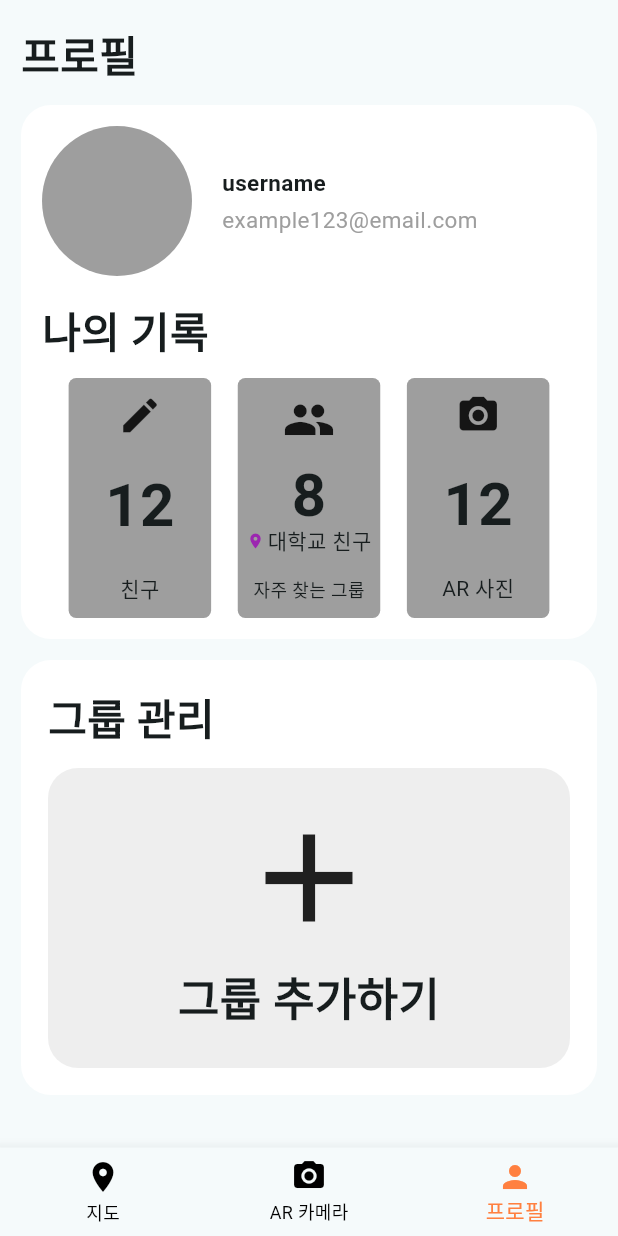
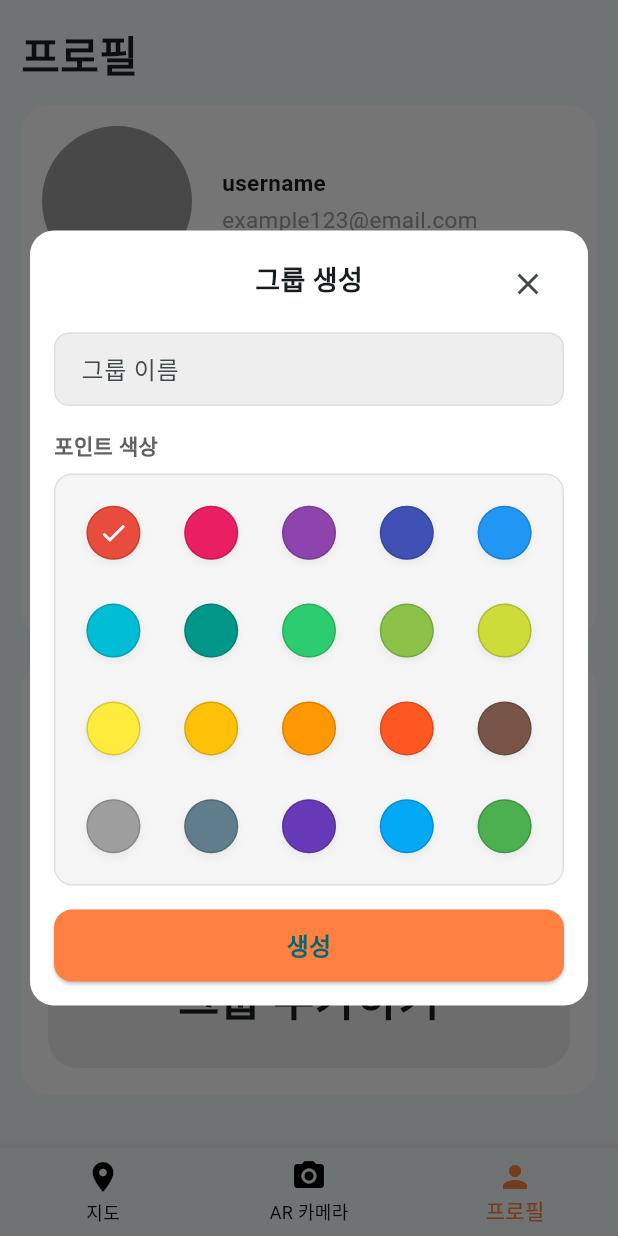
Before and after one commit to bebiv0212/ar_travel_diary_app, a Flutter app: the screen it shows after launch, item 3 of the bottom bar chosen, after a tap on "그룹 추가하기", on a phone screen of 412 x 824 dp. Run offline on Flutter 3.47's test engine with Material 3 defaults, Android fonts, the phone set to English and light mode, and no system bars; our stand-ins replace flutter_secure_storage, geolocator; missing offline and left inert: kakao_map_plugin; accounts and stored records are empty.

Commit message:
그룹 추가, 생성 완성

```diff
--- a/lib/screens/profile_screen.dart
+++ b/lib/screens/profile_screen.dart
@@ -1,6 +1,7 @@
 import 'package:flutter/material.dart';
 import 'package:joljak/widgets/common_widgets/greybox.dart';
 import 'package:joljak/widgets/common_widgets/whitebox.dart';
+import 'package:joljak/widgets/profile_widgets/group_add_btn.dart';
 
 class ProfileScreen extends StatelessWidget {
   const ProfileScreen({super.key});
@@ -135,35 +136,7 @@ class ProfileScreen extends StatelessWidget {
                     const SizedBox(height: 12),
 
                     // 버튼은 Material + InkWell 권장 (리플/접근성)
-                    Material(
-                      color: Colors.transparent,
-                      borderRadius: BorderRadius.circular(20),
-                      child: InkWell(
-                        borderRadius: BorderRadius.circular(20),
-                        onTap: () {
-                          debugPrint('그룹추가하기 클릭');
-                        },
-                        child: Ink(
-                          width: double.infinity,
-                          height: 200,
-                          decoration: BoxDecoration(
-                            color: Colors.grey.shade200,
-                            borderRadius: BorderRadius.circular(20),
-                          ),
-                          child: Column(
-                            mainAxisAlignment: MainAxisAlignment.center,
-                            children: const [
-                              Icon(Icons.add, size: 100),
-                              SizedBox(height: 8),
-                              Text(
-                                '그룹 추가하기',
-                                style: TextStyle(fontWeight: FontWeight.bold, fontSize: 30),
-                              ),
-                            ],
-                          ),
-                        ),
-                      ),
-                    ),
+                    GroupAddBtn(),
                   ],
                 ),
               ),
--- /dev/null
+++ b/lib/widgets/profile_widgets/group_add_btn.dart
@@ -0,0 +1,59 @@
+import 'package:flutter/material.dart';
+import 'group_create_btn.dart';
+
+class GroupAddBtn extends StatelessWidget {
+  const GroupAddBtn({super.key});
+
+  @override
+  Widget build(BuildContext context) {
+    return Material(
+      color: Colors.transparent,
+      borderRadius: BorderRadius.circular(20),
+      child: InkWell(
+        borderRadius: BorderRadius.circular(20),
+        onTap: () async {
+          // 그룹 생성 모달 표시
+          final result = await showDialog<GroupCreateBtn>(
+            context: context,
+            barrierDismissible: true, // 바깥 터치로 닫기 허용 (원치 않으면 false)
+            builder: (_) => const GroupCreateBtn(),
+          );
+
+          if (result != null) {
+            // final api = GroupApi(); // 직접 만든 API 클래스
+            // final created = await api.create(
+            //   name: result.name,
+            //   colorHex: colorToHex(result.color),
+            // );
+            // if (context.mounted) {
+            //   ScaffoldMessenger.of(context).showSnackBar(
+            //     SnackBar(content: Text('그룹 "${created.name}" 생성 완료')),
+            //   );
+            // }
+            debugPrint("그룹 생성");
+          }
+
+        },
+        child: Ink(
+          width: double.infinity,
+          height: 200,
+          decoration: BoxDecoration(
+            color: Colors.grey.shade200,
+            borderRadius: BorderRadius.circular(20),
+          ),
+          child: Column(
+            mainAxisAlignment: MainAxisAlignment.center,
+            children: const [
+              Icon(Icons.add, size: 100),
+              SizedBox(height: 8),
+              Text(
+                '그룹 추가하기',
+                style: TextStyle(fontWeight: FontWeight.bold, fontSize: 30),
+              ),
+            ],
+          ),
+        ),
+      ),
+    );
+  }
+}
--- /dev/null
+++ b/lib/widgets/profile_widgets/group_create_btn.dart
@@ -0,0 +1,225 @@
+import 'package:flutter/material.dart';
+
+/// 다이얼로그에서 반환할 결과
+class GroupCreateResult {
+  final String name;
+  final Color color;
+  GroupCreateResult({required this.name, required this.color});
+}
+
+class GroupCreateBtn extends StatefulWidget {
+  const GroupCreateBtn({super.key});
+
+  @override
+  State<GroupCreateBtn> createState() => _GroupCreateBtnState();
+}
+
+class _GroupCreateBtnState extends State<GroupCreateBtn> {
+  final _nameCtrl = TextEditingController();
+  int _selected = 0;
+
+  // 사진처럼 20개 팔레트 (원하면 자유롭게 수정)
+  static const _palette = <Color>[
+    Color(0xFFE74C3C), // red
+    Color(0xFFE91E63), // pink
+    Color(0xFF8E44AD), // purple
+    Color(0xFF3F51B5), // indigo
+    Color(0xFF2196F3), // blue
+    Color(0xFF00BCD4), // cyan
+    Color(0xFF009688), // teal
+    Color(0xFF2ECC71), // green
+    Color(0xFF8BC34A), // light green
+    Color(0xFFCDDC39), // lime
+    Color(0xFFFFEB3B), // yellow
+    Color(0xFFFFC107), // amber
+    Color(0xFFFF9800), // orange
+    Color(0xFFFF5722), // deep orange
+    Color(0xFF795548), // brown
+    Color(0xFF9E9E9E), // grey
+    Color(0xFF607D8B), // blueGrey
+    Color(0xFF673AB7), // deepPurple
+    Color(0xFF03A9F4), // lightBlue
+    Color(0xFF4CAF50), // green2
+  ];
+
+  @override
+  void dispose() {
+    _nameCtrl.dispose();
+    super.dispose();
+  }
+
+  void _submit() {
+    // final name = _nameCtrl.text.trim();
+    // if (name.isEmpty) {
+    //   ScaffoldMessenger.of(context).showSnackBar(
+    //     const SnackBar(content: Text('그룹 이름을 입력해주세요')),
+    //   );
+    //   return;
+    // }
+    // Navigator.of(context).pop(
+    //   GroupCreateResult(name: name, color: _palette[_selected]),
+    // );
+    debugPrint('생성 버튼 클릭');
+  }
+
+  @override
+  Widget build(BuildContext context) {
+    // 중앙 모달(Dialog) 스타일
+    return Dialog(
+      insetPadding: const EdgeInsets.symmetric(horizontal: 20, vertical: 24),
+      backgroundColor: Colors.white,
+      shape: RoundedRectangleBorder(borderRadius: BorderRadius.circular(16)),
+      child: Padding(
+        padding: EdgeInsets.only(
+          left: 16,
+          right: 16,
+          top: 12,
+          bottom: 16 + MediaQuery.of(context).viewInsets.bottom, // 키보드 대응
+        ),
+        child: SingleChildScrollView(
+          child: Column(
+            mainAxisSize: MainAxisSize.min,
+            children: [
+              // 상단 타이틀 + X 버튼
+              Stack(
+                children: [
+                  const Align(
+                    alignment: Alignment.center,
+                    child: Padding(
+                      padding: EdgeInsets.symmetric(vertical: 8),
+                      child: Text(
+                        '그룹 생성',
+                        style: TextStyle(fontSize: 18, fontWeight: FontWeight.bold),
+                      ),
+                    ),
+                  ),
+                  Align(
+                    alignment: Alignment.centerRight,
+                    child: IconButton(
+                      icon: const Icon(Icons.close),
+                      onPressed: () => Navigator.of(context, rootNavigator: true).pop(),
+                    ),
+                  ),
+                ],
+              ),
+              const SizedBox(height: 8),
+
+              // 그룹 이름 입력 (회색 배경 느낌)
+              TextField(
+                controller: _nameCtrl,
+                decoration: InputDecoration(
+                  hintText: '그룹 이름',
+                  filled: true,
+                  fillColor: Colors.grey.shade200,
+                  border: OutlineInputBorder(
+                    borderSide: BorderSide(color: Colors.grey.shade300),
+                    borderRadius: BorderRadius.circular(10),
+                  ),
+                  enabledBorder: OutlineInputBorder(
+                    borderSide: BorderSide(color: Colors.grey.shade300),
+                    borderRadius: BorderRadius.circular(10),
+                  ),
+                  focusedBorder: OutlineInputBorder(
+                    borderSide: BorderSide(color: Theme.of(context).colorScheme.primary),
+                    borderRadius: BorderRadius.circular(10),
+                  ),
+                  contentPadding: const EdgeInsets.symmetric(horizontal: 14, vertical: 12),
+                ),
+                textInputAction: TextInputAction.next,
+                onSubmitted: (_) {}, // 필요 시
+              ),
+              const SizedBox(height: 16),
+
+              // 섹션 타이틀
+              Align(
+                alignment: Alignment.centerLeft,
+                child: Text(
+                  '포인트 색상',
+                  style: TextStyle(
+                    fontSize: 14,
+                    color: Colors.grey.shade700,
+                    fontWeight: FontWeight.w600,
+                  ),
+                ),
+              ),
+              const SizedBox(height: 8),
+
+              // 색상 선택 박스 (연한 배경 카드)
+              Container(
+                width: double.infinity,
+                padding: const EdgeInsets.all(12),
+                decoration: BoxDecoration(
+                  color: Colors.grey.shade100,
+                  borderRadius: BorderRadius.circular(12),
+                  border: Border.all(color: Colors.grey.shade300),
+                ),
+                child: GridView.builder(
+                  itemCount: _palette.length,
+                  shrinkWrap: true,
+                  physics: const NeverScrollableScrollPhysics(),
+                  gridDelegate: const SliverGridDelegateWithFixedCrossAxisCount(
+                    crossAxisCount: 5,
+                    crossAxisSpacing: 12,
+                    mainAxisSpacing: 12,
+                  ),
+                  itemBuilder: (_, i) {
+                    final c = _palette[i];
+                    final selected = i == _selected;
+                    return InkWell(
+                      onTap: () => setState(() => _selected = i),
+                      borderRadius: BorderRadius.circular(22),
+                      child: Stack(
+                        alignment: Alignment.center,
+                        children: [
+                          Container(
+                            width: 36,
+                            height: 36,
+                            decoration: BoxDecoration(
+                              color: c,
+                              shape: BoxShape.circle,
+                              border: Border.all(
+                                color: Colors.black12.withOpacity(0.15),
+                                width: 1,
+                              ),
+                              boxShadow: [
+                                BoxShadow(
+                                  color: Colors.black12.withOpacity(0.06),
+                                  blurRadius: 4,
+                                  offset: const Offset(0, 2),
+                                )
+                              ],
+                            ),
+                          ),
+                          if (selected)
+                            const Icon(Icons.check, size: 20, color: Colors.white),
+                        ],
+                      ),
+                    );
+                  },
+                ),
+              ),
+              const SizedBox(height: 16),
+
+              // 생성 버튼 (오렌지 톤)
+              SizedBox(
+                height: 48,
+                width: double.infinity,
+                child: ElevatedButton(
+                  onPressed: _submit,
+                  style: ElevatedButton.styleFrom(
+                    backgroundColor: Color(0xFFFF8040), // 원하는 오렌지
+                    shape: RoundedRectangleBorder(borderRadius: BorderRadius.circular(12)),
+                  ),
+                  child: const Text(
+                    '생성',
+                    style: TextStyle(fontSize: 16, fontWeight: FontWeight.bold),
+                  ),
+                ),
+              ),
+            ],
+          ),
+        ),
+      ),
+    );
+  }
+}
```
